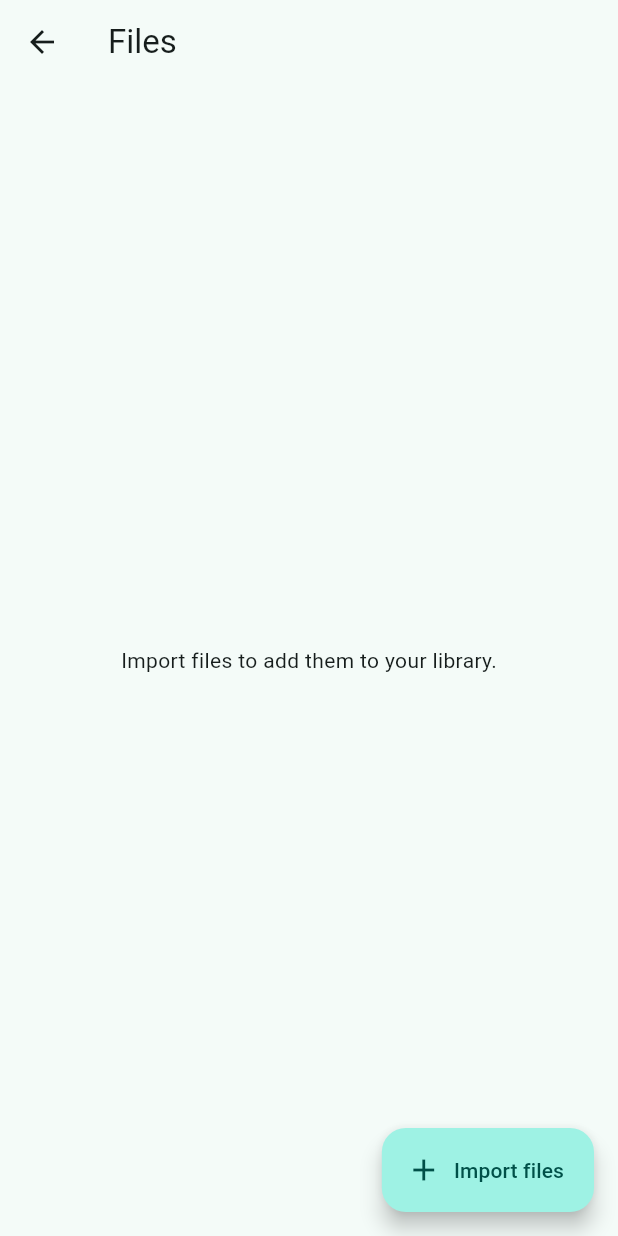
After one commit to CarlosPeterDev/PocketServer, a Flutter app: the FilesPage screen opened directly, after a tap on "Import files", on a phone screen of 412 x 824 dp. The commit adds this screen. Run offline on Flutter 3.47's test engine with Material 3 defaults, Android fonts, the phone set to English and light mode, and no system bars; our stand-ins replace material_ui; missing offline and left inert: file_selector.

Commit message:
Add local file library and dashboard entry

```diff
--- /dev/null
+++ b/apps/pocketserver_flutter/lib/file_library.dart
@@ -0,0 +1,67 @@
+import 'dart:io';
+
+import 'package:file_selector/file_selector.dart';
+
+class FileLibrary {
+  FileLibrary(this.root);
+
+  final Directory root;
+
+  Future<List<File>> list() async {
+    await root.create(recursive: true);
+    final files = <File>[];
+    await for (final entry in root.list(followLinks: false)) {
+      if (entry is! Directory ||
+          !entry.path.split(Platform.pathSeparator).last.startsWith('file-')) {
+        continue;
+      }
+      await for (final file in entry.list(followLinks: false)) {
+        if (file is File) files.add(file);
+      }
+    }
+    files.sort(
+      (a, b) => nameOf(a).toLowerCase().compareTo(nameOf(b).toLowerCase()),
+    );
+    return files;
+  }
+
+  Future<void> importFile(XFile source) async {
+    await root.create(recursive: true);
+    final pending = await root.createTemp('pending-');
+    try {
+      final name = _safeName(source.name);
+      final file = File('${pending.path}${Platform.pathSeparator}$name');
+      final output = file.openWrite();
+      try {
+        await output.addStream(source.openRead());
+      } finally {
+        await output.close();
+      }
+      final id = pending.path
+          .split(Platform.pathSeparator)
+          .last
+          .substring('pending-'.length);
+      await pending.rename('${root.path}${Platform.pathSeparator}file-$id');
+    } finally {
+      if (await pending.exists()) await pending.delete(recursive: true);
+    }
+  }
+
+  static String nameOf(File file) =>
+      file.path.split(Platform.pathSeparator).last;
+
+  static String _safeName(String original) {
+    var name = original
+        .replaceAll(RegExp(r'[<>:"/\\|?*\x00-\x1f]'), '_')
+        .trim();
+    name = name.replaceFirst(RegExp(r'[. ]+$'), '');
+    if (name.isEmpty) return 'Untitled';
+    if (RegExp(
+      r'^(con|prn|aux|nul|com[1-9¹²³]|lpt[1-9¹²³]) *(\.|$)',
+      caseSensitive: false,
+    ).hasMatch(name)) {
+      return '_$name';
+    }
+    return name;
+  }
+}
--- /dev/null
+++ b/apps/pocketserver_flutter/lib/files_page.dart
@@ -0,0 +1,107 @@
+import 'dart:io';
+
+import 'package:file_selector/file_selector.dart';
+import 'package:material_ui/material_ui.dart';
+import 'package:path_provider/path_provider.dart';
+
+import 'file_library.dart';
+
+class FilesPage extends StatefulWidget {
+  const FilesPage({super.key});
+
+  @override
+  State<FilesPage> createState() => _FilesPageState();
+}
+
+class _FilesPageState extends State<FilesPage> {
+  late final Future<FileLibrary> _library = getApplicationDocumentsDirectory()
+      .then(
+        (directory) => FileLibrary(
+          Directory(
+            '${directory.path}${Platform.pathSeparator}PocketServer Files',
+          ),
+        ),
+      );
+  late Future<List<File>> _files = _readFiles();
+  bool _importing = false;
+
+  Future<List<File>> _readFiles() async => (await _library).list();
+
+  Future<void> _importFiles() async {
+    setState(() => _importing = true);
+    try {
+      final selected = await openFiles();
+      if (selected.isEmpty) return;
+      final library = await _library;
+      var imported = 0;
+      for (final file in selected) {
+        try {
+          await library.importFile(file);
+          imported++;
+        } on Exception {
+          // Keep previously imported files if one source is unavailable.
+        }
+      }
+      if (!mounted) return;
+      ScaffoldMessenger.of(context).showSnackBar(
+        SnackBar(
+          content: Text('Imported $imported of ${selected.length} files.'),
+        ),
+      );
+    } on Exception {
+      if (mounted) {
+        ScaffoldMessenger.of(context).showSnackBar(
+          const SnackBar(
+            content: Text('Unable to access the file picker or library.'),
+          ),
+        );
+      }
+    } finally {
+      if (mounted) {
+        setState(() {
+          _files = _readFiles();
+          _importing = false;
+        });
+      }
+    }
+  }
+
+  @override
+  Widget build(BuildContext context) {
+    return Scaffold(
+      appBar: AppBar(title: const Text('Files')),
+      floatingActionButton: FloatingActionButton.extended(
+        onPressed: _importing ? null : _importFiles,
+        icon: const Icon(Icons.add),
+        label: const Text('Import files'),
+      ),
+      body: FutureBuilder<List<File>>(
+        future: _files,
+        builder: (context, snapshot) {
+          if (_importing || snapshot.connectionState != ConnectionState.done) {
+            return const Center(child: CircularProgressIndicator());
+          }
+          if (snapshot.hasError) {
+            return const Center(
+              child: Text('Unable to read the files library.'),
+            );
+          }
+          final files = snapshot.requireData;
+          if (files.isEmpty) {
+            return const Center(
+              child: Text('Import files to add them to your library.'),
+            );
+          }
+          return ListView.builder(
+            padding: const EdgeInsets.only(bottom: 88),
+            itemCount: files.length,
+            itemBuilder: (context, index) => ListTile(
+              leading: const Icon(Icons.insert_drive_file_outlined),
+              title: Text(FileLibrary.nameOf(files[index])),
+            ),
+          );
+        },
+      ),
+    );
+  }
+}
--- a/apps/pocketserver_flutter/pubspec.yaml
+++ b/apps/pocketserver_flutter/pubspec.yaml
@@ -8,6 +8,8 @@ environment:
 dependencies:
   flutter:
     sdk: flutter
+  file_selector: ^1.1.0
+  path_provider: ^2.1.5
   material_ui: ^1.11.1
   pocketserver_contracts:
     path: ../../packages/contracts
```
Also changed, not shown: apps/pocketserver_flutter/lib/main.dart (+20 -1 lines), 1 other file.
